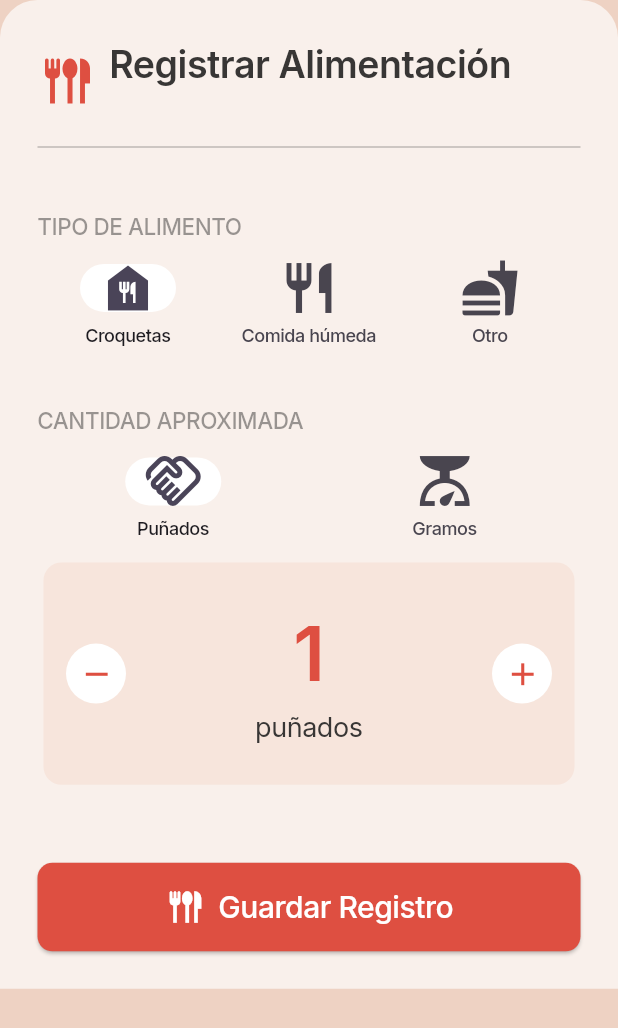
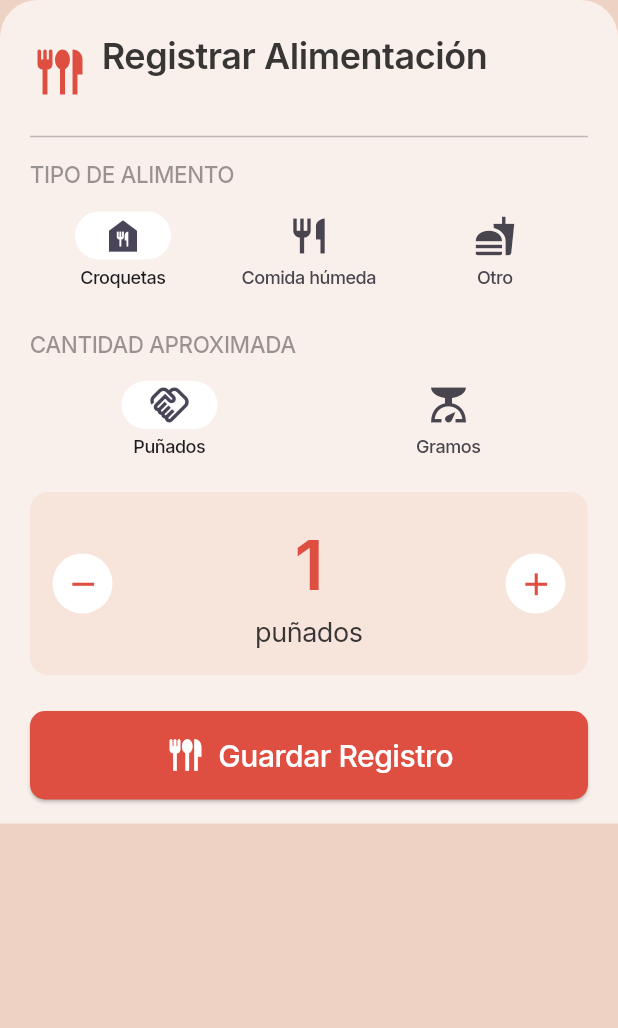
Before and after one commit to Patitas-Unidas/GUAUrdados, a Flutter app: the RegistrarAlimentacion widget shown alone on an empty page, opened directly with empty values, on a phone screen of 412 x 824 dp. Shown: the top 1028 px of the screen. Run offline on Flutter 3.47's test engine with Material 3 defaults, Android fonts, the phone set to English and light mode, and no system bars; our stand-ins replace camera, cloud_firestore, firebase_auth, firebase_core, firebase_messaging, image_picker; accounts and stored records are empty.

Commit message:
arreglos de registrar alimentación y dependencias

```diff
--- a/lib/screens/registraralimentacion.dart
+++ b/lib/screens/registraralimentacion.dart
@@ -1,4 +1,8 @@
 import 'package:flutter/material.dart';
+
+const _coral = Color.fromRGBO(222, 79, 65, 1);
+const _gris = Color.fromRGBO(56, 54, 53, .5);
+const _fondoContador = Color.fromRGBO(247, 229, 220, 1);
 
 class RegistrarAlimentacion extends StatefulWidget {
   const RegistrarAlimentacion({
@@ -19,349 +23,242 @@ class _RegistrarAlimentacionState extends State<RegistrarAlimentacion> {
 
   @override
   Widget build(BuildContext context) {
-    return Container(
-      height: MediaQuery.of(context).size.height * 0.8,
-      decoration: new BoxDecoration(
+    final alto = MediaQuery.sizeOf(context).height;
+    final teclado = MediaQuery.viewInsetsOf(context).bottom;
+
+    // El teclado empuja la hoja hacia arriba y el contenido se desplaza,
+    // en lugar de desbordarse.
+    return Padding(
+      padding: EdgeInsets.only(bottom: teclado),
+      child: Container(
+        constraints: BoxConstraints(maxHeight: alto * 0.85),
+        decoration: const BoxDecoration(
           color: Color.fromRGBO(249, 240, 235, 1),
-        borderRadius: new BorderRadius.only(
-          topLeft: const Radius.circular(25.0),
-          topRight: const Radius.circular(25.0),
+          borderRadius: BorderRadius.only(
+            topLeft: Radius.circular(25.0),
+            topRight: Radius.circular(25.0),
           ),
         ),
-      padding: EdgeInsets.all(25),
+        padding: const EdgeInsets.fromLTRB(20, 20, 20, 16),
+        child: Column(
+          mainAxisSize: MainAxisSize.min,
+          crossAxisAlignment: CrossAxisAlignment.start,
+          children: [
+            // Título (fijo)
+            Row(
+              children: [
+                const Padding(
+                  padding: EdgeInsets.only(right: 8),
+                  child: Icon(Icons.flatware, size: 40, color: _coral),
+                ),
+                Expanded(
                   child: Column(
                     crossAxisAlignment: CrossAxisAlignment.start,
-        mainAxisAlignment: MainAxisAlignment.spaceBetween,
                     children: [
-          // Título y línea divisora
-          Column(
-            children: [
-              // Título
-              Row(
-                mainAxisAlignment: MainAxisAlignment.start,
-                children: [
-                  Padding(
-                    padding: const EdgeInsets.only(right: 8),
-                    child: Icon(
-                      Icons.flatware,
-                      size: 40,
-                      color: Color.fromRGBO(222, 79, 65, 1),
-                    ),
-                  ),
-                  Column(
-                    crossAxisAlignment: CrossAxisAlignment.start,
-                    children: [
-                      Text(
+                      const Text(
                         'Registrar Alimentación',
-                        style: TextStyle(
-                          fontSize: 25,
-                          fontWeight: FontWeight.w600,
-                        ),
+                        maxLines: 1,
+                        overflow: TextOverflow.ellipsis,
+                        style: TextStyle(fontSize: 24, fontWeight: FontWeight.w600),
                       ),
                       Text(
                         widget.perro,
-                        style: TextStyle(
-                          fontSize: 15,
-                          color: Color.fromRGBO(56, 54, 53, .5),
+                        maxLines: 1,
+                        overflow: TextOverflow.ellipsis,
+                        style: const TextStyle(fontSize: 15, color: _gris),
+                      ),
+                    ],
                   ),
                 ),
               ],
             ),
-                ],
-              ),
-
-              // Linea horizontal
-              Divider(
+            const Divider(
               height: 30,
               thickness: 1,
               color: Color.fromRGBO(56, 54, 53, .3),
             ),
-            ],
-          ),
 
-          //Tipo de alimento
-          Column(
+            // Contenido desplazable
+            Flexible(
+              child: SingleChildScrollView(
+                child: Column(
                   crossAxisAlignment: CrossAxisAlignment.start,
                   children: [
-              Text(
-                'TIPO DE ALIMENTO',
-                style: TextStyle(
-                  fontSize: 15,
-                  fontWeight: FontWeight.w500,
-                  color: Color.fromRGBO(56, 54, 53, .5),
-                ),
-              ),
+                    const _Etiqueta('TIPO DE ALIMENTO'),
                     NavigationBar(
-                onDestinationSelected: (int index) {
-                  setState(() {
-                    _currentSelectionAlimento = index;
-                  });
-                },
+                      onDestinationSelected: (index) =>
+                          setState(() => _currentSelectionAlimento = index),
                       selectedIndex: _currentSelectionAlimento,
                       indicatorColor: Colors.white,
                       backgroundColor: Colors.transparent,
                       destinations: const <Widget>[
                         NavigationDestination(
-                    icon: Icon(
-                      Icons.food_bank,
-                      size: 40,
-                    ),
+                          icon: Icon(Icons.food_bank, size: 28),
                           label: 'Croquetas',
                         ),
                         NavigationDestination(
-                    icon: Icon(
-                      Icons.restaurant,
-                      size: 40,
-                    ),
+                          icon: Icon(Icons.restaurant, size: 28),
                           label: 'Comida húmeda',
                         ),
                         NavigationDestination(
-                    icon: Icon(
-                      Icons.fastfood,
-                      size: 40,
-                    ),
+                          icon: Icon(Icons.fastfood, size: 28),
                           label: 'Otro',
                         ),
                       ],
                     ),
-              if(_currentSelectionAlimento == 2) ...[
+                    if (_currentSelectionAlimento == 2)
                       Card(
-                  margin: EdgeInsets.all(10),
+                        margin: const EdgeInsets.symmetric(vertical: 8),
                         color: Colors.white,
-                  child: SizedBox(
-                    width: MediaQuery.of(context).size.width * 0.9,
-                    height: 50,
                         child: TextField(
                           decoration: InputDecoration(
                             border: OutlineInputBorder(
                               borderSide: BorderSide.none,
                               borderRadius: BorderRadius.circular(17),
                             ),
-                          hintText: 'Escribe el tipo de alimento aquí.'
+                            hintText: 'Escribe el tipo de alimento aquí.',
                           ),
                         ),
                       ),
-                ),
-              ],
-            ],
-          ),
+                    const SizedBox(height: 12),
 
-          //Cantidad
-          Column(
-            crossAxisAlignment: CrossAxisAlignment.start,
-            children: [
-              Text(
-                'CANTIDAD APROXIMADA',
-                style: TextStyle(
-                  fontSize: 15,
-                  fontWeight: FontWeight.w500,
-                  color: Color.fromRGBO(56, 54, 53, .5),
-                ),
-              ),
+                    const _Etiqueta('CANTIDAD APROXIMADA'),
                     NavigationBar(
-                onDestinationSelected: (int index) {
-                  setState(() {
-                    _currentSelectionTipoCantidad = index;
-                  });
-                },
+                      onDestinationSelected: (index) =>
+                          setState(() => _currentSelectionTipoCantidad = index),
                       selectedIndex: _currentSelectionTipoCantidad,
                       indicatorColor: Colors.white,
                       backgroundColor: Colors.transparent,
                       destinations: const <Widget>[
                         NavigationDestination(
-                    icon: Icon(
-                      Icons.handshake_outlined,
-                      size: 40,
-                    ),
+                          icon: Icon(Icons.handshake_outlined, size: 28),
                           label: 'Puñados',
                         ),
                         NavigationDestination(
-                    icon: Icon(
-                      Icons.scale,
-                      size: 40,
-                    ),
+                          icon: Icon(Icons.scale, size: 28),
                           label: 'Gramos',
                         ),
                       ],
                     ),
-              if(_currentSelectionTipoCantidad == 0) ...[
-                Card(
-                  color: Color.fromRGBO(247, 229, 220, 1),
+                    if (_currentSelectionTipoCantidad == 0)
+                      _Contador(
+                        valor: punados,
+                        unidad: 'puñados',
+                        onMenos: () => setState(() {
+                          if (punados != 1) punados--;
+                        }),
+                        onMas: () => setState(() {
+                          if (punados <= 9) punados++;
+                        }),
+                      )
+                    else
+                      _Contador(
+                        valor: gramos,
+                        unidad: 'gramos',
+                        onMenos: () => setState(() {
+                          if (gramos > 25) gramos -= 25;
+                        }),
+                        onMas: () => setState(() {
+                          if (gramos < 500) gramos += 25;
+                        }),
+                      ),
+                  ],
+                ),
+              ),
+            ),
+
+            // Botón Guardar Registro (fijo abajo)
+            const SizedBox(height: 16),
+            SizedBox(
+              width: double.infinity,
+              child: ElevatedButton.icon(
+                style: ElevatedButton.styleFrom(
+                  backgroundColor: _coral,
+                  padding: const EdgeInsets.symmetric(vertical: 15),
+                  shape: const RoundedRectangleBorder(
+                    borderRadius: BorderRadius.all(Radius.circular(10)),
+                  ),
+                ),
+                onPressed: () {},
+                icon: const Icon(Icons.flatware, color: Colors.white, size: 28),
+                label: const Text(
+                  'Guardar Registro',
+                  style: TextStyle(color: Colors.white, fontSize: 20),
+                ),
+              ),
+            ),
+          ],
+        ),
+      ),
+    );
+  }
+}
+
+class _Etiqueta extends StatelessWidget {
+  const _Etiqueta(this.texto);
+  final String texto;
+
+  @override
+  Widget build(BuildContext context) => Text(
+        texto,
+        style: const TextStyle(fontSize: 15, fontWeight: FontWeight.w500, color: _gris),
+      );
+}
+
+class _Contador extends StatelessWidget {
+  const _Contador({
+    required this.valor,
+    required this.unidad,
+    required this.onMenos,
+    required this.onMas,
+  });
+  final int valor;
+  final String unidad;
+  final VoidCallback onMenos;
+  final VoidCallback onMas;
+
+  @override
+  Widget build(BuildContext context) => Card(
+        color: _fondoContador,
         shadowColor: Colors.transparent,
-                  child: SizedBox(
-                    height: MediaQuery.of(context).size.height * 0.18,
+        margin: const EdgeInsets.symmetric(vertical: 8),
         child: Padding(
           padding: const EdgeInsets.all(15),
           child: Row(
             mainAxisAlignment: MainAxisAlignment.spaceBetween,
             children: [
-                          CircleAvatar(
+              _BotonRedondo(icono: Icons.remove, onPressed: onMenos),
+              Column(
+                mainAxisSize: MainAxisSize.min,
+                children: [
+                  Text(
+                    '$valor',
+                    style: const TextStyle(fontSize: 46, fontWeight: FontWeight.w600, color: _coral),
+                  ),
+                  Text(unidad, style: const TextStyle(fontSize: 18)),
+                ],
+              ),
+              _BotonRedondo(icono: Icons.add, onPressed: onMas),
+            ],
+          ),
+        ),
+      );
+}
+
+class _BotonRedondo extends StatelessWidget {
+  const _BotonRedondo({required this.icono, required this.onPressed});
+  final IconData icono;
+  final VoidCallback onPressed;
+
+  @override
+  Widget build(BuildContext context) => CircleAvatar(
         radius: 20,
         backgroundColor: Colors.white,
         child: IconButton(
-                              icon: Icon(Icons.remove),
+          icon: Icon(icono),
           iconSize: 25,
-                              color: Color.fromRGBO(222, 79, 65, 1),
-                              onPressed: () {
-                                setState(() {
-                                  if(punados != 1){
-                                    punados--;
-                                  }
-                                });
-                              },
-                            ),
-                          ),
-                          Column(
-                            mainAxisAlignment: MainAxisAlignment.center,
-                            crossAxisAlignment: CrossAxisAlignment.center,
-                            children: [
-                              Text(
-                                '${punados}',
-                                style: TextStyle(
-                                  fontSize: 50,
-                                  fontWeight: FontWeight.w600,
-                                  color: Color.fromRGBO(222, 79, 65, 1),
-                                ),
-                              ),
-                              Text(
-                                'puñados',
-                                style: TextStyle(
-                                  fontSize: 18,
-                                ),
-                              ),
-                            ],
-                          ),
-                          CircleAvatar(
-                            radius: 20,
-                            backgroundColor: Colors.white,
-                            child: IconButton(
-                              icon: Icon(Icons.add),
-                              iconSize: 25,
-                              color: Color.fromRGBO(222, 79, 65, 1),
-                              onPressed: () {
-                                setState(() {
-                                  if(punados <= 9) {
-                                    punados++;
-                                  }
-                                });
-                              },
-                            ),
-                          ),
-                        ],
-                      ),
-                    ),
-                  ),
-                ),
-              ]
-              else ...[
-                Card(
-                  color: Color.fromRGBO(247, 229, 220, 1),
-                  shadowColor: Colors.transparent,
-                  child: SizedBox(
-                    height: MediaQuery.of(context).size.height * 0.18,
-                    child: Padding(
-                      padding: const EdgeInsets.all(15),
-                      child: Row(
-                        mainAxisAlignment: MainAxisAlignment.spaceBetween,
-                        children: [
-                          CircleAvatar(
-                            radius: 20,
-                            backgroundColor: Colors.white,
-                            child: IconButton(
-                              icon: Icon(Icons.remove),
-                              iconSize: 25,
-                              color: Color.fromRGBO(222, 79, 65, 1),
-                              onPressed: () {
-                                setState(() {
-                                  if(gramos > 25) {
-                                    gramos-=25;
-                                  }
-                                });
-                              },
-                            ),
-                          ),
-                          Column(
-                            mainAxisAlignment: MainAxisAlignment.center,
-                            crossAxisAlignment: CrossAxisAlignment.center,
-                            children: [
-                              Text(
-                                '${gramos}',
-                                style: TextStyle(
-                                  fontSize: 50,
-                                  fontWeight: FontWeight.w600,
-                                  color: Color.fromRGBO(222, 79, 65, 1),
-                                ),
-                              ),
-                              Text(
-                                'gramos',
-                                style: TextStyle(
-                                  fontSize: 18,
-                                ),
-                              ),
-                            ],
-                          ),
-                          CircleAvatar(
-                            radius: 20,
-                            backgroundColor: Colors.white,
-                            child: IconButton(
-                              icon: Icon(Icons.add),
-                              iconSize: 25,
-                              color: Color.fromRGBO(222, 79, 65, 1),
-                              onPressed: () {
-                                setState(() {
-                                  if(gramos < 500) {
-                                    gramos+=25;
-                                  }
-                                });
-                              },
-                            ),
-                          ),
-                        ],
-                      ),
-                    ),
-                  ),
-                ),
-              ],
-            ],
-          ),
-
-          //Botón Guardar Registro
-          Padding(
-            padding: const EdgeInsets.only(top: 20),
-            child: ElevatedButton(
-              style: TextButton.styleFrom(
-                backgroundColor: Color.fromRGBO(222, 79, 65, 1),
-                padding: EdgeInsets.only(top: 15, bottom: 15),
-                shape: const RoundedRectangleBorder(
-                  borderRadius: BorderRadius.all(Radius.circular(10)),
-                ),
-              ),
-              onPressed: () {},
-              child: Row(
-                mainAxisAlignment: MainAxisAlignment.center,
-                children: [
-                  Padding(
-                    padding: const EdgeInsets.only(right: 8),
-                    child: Icon(
-                      Icons.flatware,
-                      color: Colors.white,
-                      size: 28,
-
-                    ),
-                  ),
-                  Text(
-                    'Guardar Registro',
-                    style: TextStyle(
-                      color: Colors.white,
-                      fontSize: 20,
-                    ),
-                  ),
-                ],
-              ),
-            ),
-          ),
-        ],
+          color: _coral,
+          onPressed: onPressed,
         ),
       );
 }
-}
--- a/pubspec.yaml
+++ b/pubspec.yaml
@@ -42,7 +42,6 @@ dependencies:
   cloud_firestore: ^6.9.0
   camera: ^0.12.1
   firebase_messaging: ^16.7.1
-  url_launcher: ^6.3.3
 
 dev_dependencies:
   flutter_test:
```
Also changed, not shown: pubspec.lock. Lines whose indentation alone changed are shown as unchanged.
